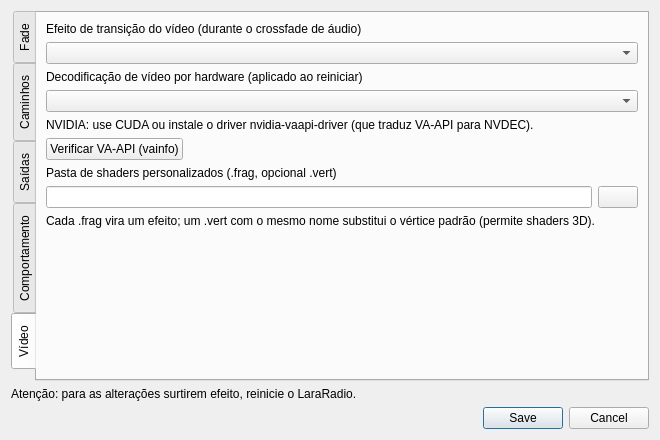
Old version of the form configdialog.ui in the repository luizfern12/slopradio.
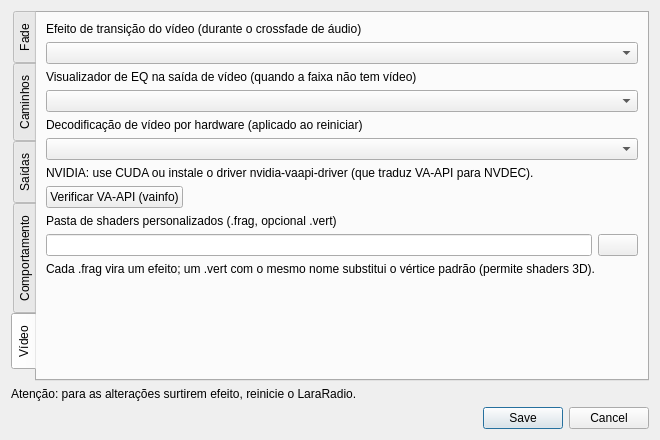
New version of the form. The open tabs and pages were chosen to show the change. Icons and pictures are not drawn.

What changed in the file:
```diff
--- a/configdialog.ui
+++ b/configdialog.ui
@@ -303,6 +303,21 @@
        <item>
         <widget class="QComboBox" name="video_transition"/>
        </item>
+       <item>
+        <widget class="QLabel" name="label_eqvisualizer">
+         <property name="font">
+          <font>
+           <pointsize>9</pointsize>
+          </font>
+         </property>
+         <property name="text">
+          <string>Visualizador de EQ na saída de vídeo (quando a faixa não tem vídeo)</string>
+         </property>
+        </widget>
+       </item>
+       <item>
+        <widget class="QComboBox" name="video_eqvisualizer"/>
+       </item>
        <item>
         <widget class="QLabel" name="label_hwDecode">
          <property name="font">
```
